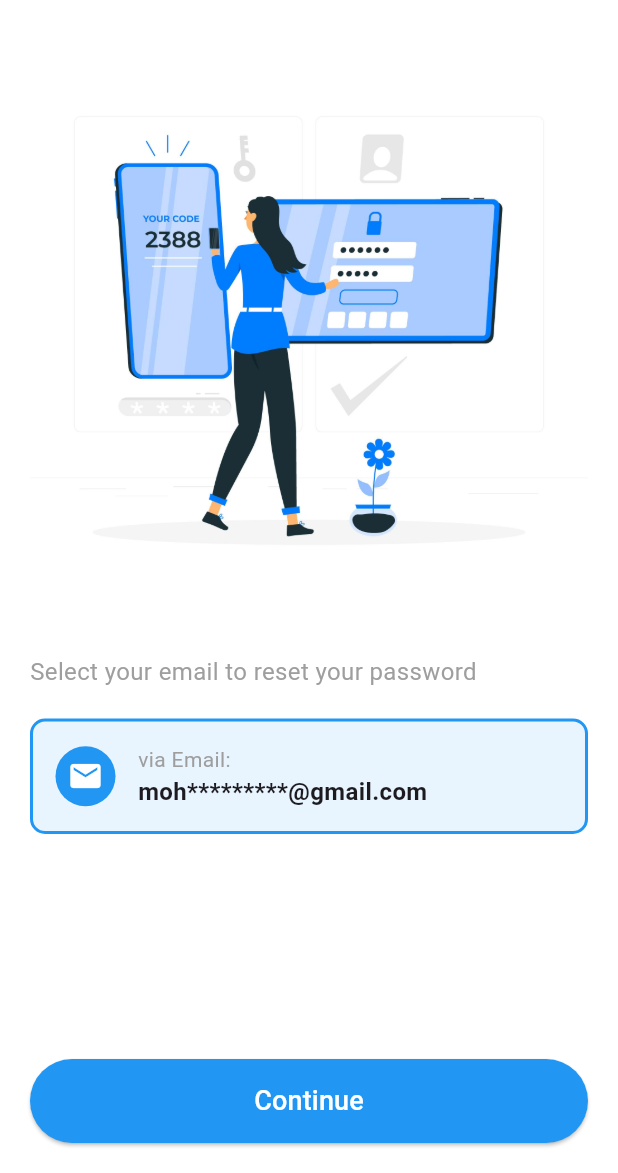
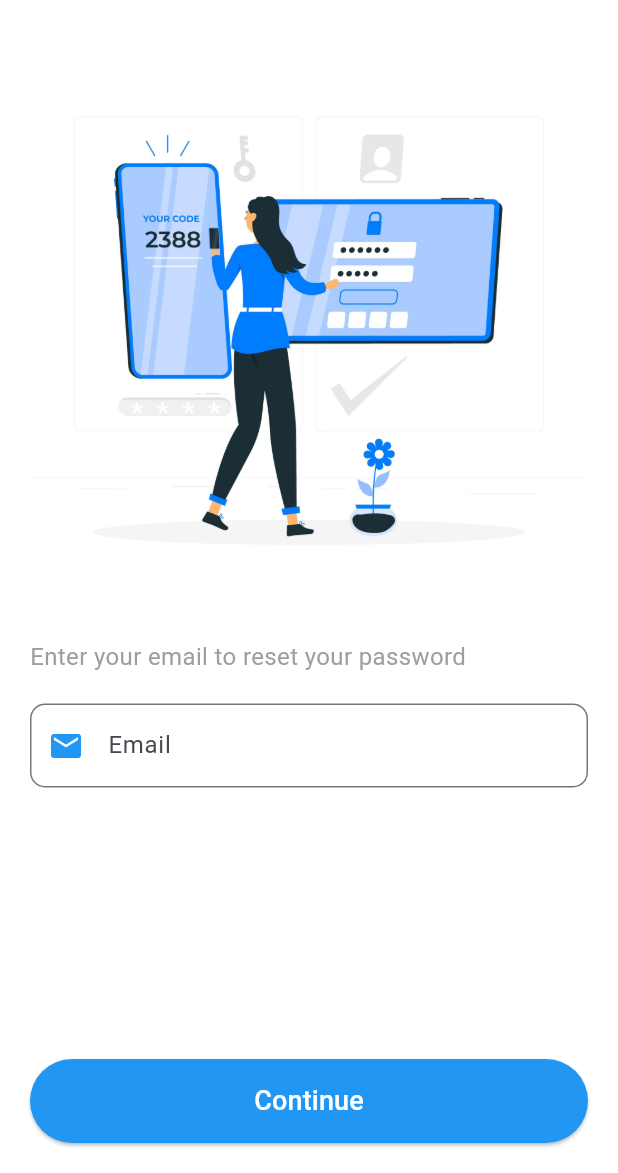
Before and after one commit to SaraMo29/TechTonic, a Flutter app: the ForgotPasswordScreen screen opened directly, on a phone screen of 412 x 824 dp, the part 63-1236 px from its top. Run offline on Flutter 3.47's test engine with Material 3 defaults, Android fonts, the phone set to English and light mode, and no system bars; our stand-ins replace carousel_slider, get, introduction_screen, pinput, shared_preferences; accounts and stored records are empty.

Commit message:
forget password done

```diff
--- a/lib/components/const_passTextFormField.dart
+++ b/lib/components/const_passTextFormField.dart
@@ -12,6 +12,7 @@ class CustomPassTextfield extends StatefulWidget {
 class _CustomPassTextfieldState extends State<CustomPassTextfield> {
   bool _isObscure = true;
   bool _isFocused = false;
+  String? label;
 
   @override
   Widget build(BuildContext context) {
@@ -28,7 +29,7 @@ class _CustomPassTextfieldState extends State<CustomPassTextfield> {
         });
       },
       decoration: InputDecoration(
-        labelText: 'Password',
+        labelText: this.label ?? 'Password',
         prefixIcon: Icon(
           Icons.lock,
           color: Colors.blue,
--- a/lib/screens/forgot_password_screen.dart
+++ b/lib/screens/forgot_password_screen.dart
@@ -1,23 +1,23 @@
+// screens/forgot_password_screen.dart
 import 'package:flutter/material.dart';
-import 'package:graduation_project/screens/otp_verification_screen.dart';
+import 'package:get/get.dart';
+import 'package:graduation_project/components/custom_textFormField.dart';
+import 'package:graduation_project/controllers/login_controller.dart';
 
 class ForgotPasswordScreen extends StatelessWidget {
-  const ForgotPasswordScreen({super.key});
+  ForgotPasswordScreen({super.key});
+  final LoginController loginController = Get.put(LoginController());
+
   @override
   Widget build(BuildContext context) {
     return Scaffold(
       appBar: AppBar(
-        title: const Text(
-          "Forgot Password",
-          style: TextStyle(fontSize: 22, fontWeight: FontWeight.bold),
-        ),
+        title: const Text("Forgot Password", style: TextStyle(fontSize: 22, fontWeight: FontWeight.bold)),
         backgroundColor: Colors.white,
         elevation: 0,
         leading: IconButton(
           icon: const Icon(Icons.arrow_back, color: Colors.black),
-          onPressed: () {
-            Navigator.pop(context);
-          },
+          onPressed: () => Navigator.pop(context),
         ),
       ),
       backgroundColor: Colors.white,
@@ -26,74 +26,31 @@ class ForgotPasswordScreen extends StatelessWidget {
         child: Column(
           crossAxisAlignment: CrossAxisAlignment.start,
           children: [
-            Center(
-              child: Image.asset(
-                'assets/images/forgot_password.jpg',
-              ),
+            Center(child: Image.asset('assets/images/forgot_password.jpg')),
+            const SizedBox(height: 20),
+            const Text("Enter your email to reset your password", style: TextStyle(fontSize: 16, color: Colors.grey)),
+            const SizedBox(height: 20),
+            CustomTextFormField(
+              textEditingController: loginController.emailController,
+              'email adress',
+              lable: 'Email',
+              icon: Icons.email,
             ),
-            const SizedBox(height: 20),
-
-            const SizedBox(height: 10),
-
-            const Text(
-              "Select your email to reset your password",
-              style: TextStyle(fontSize: 16, color: Colors.grey),
-            ),
-            const SizedBox(height: 20),
-
-            Container(
-              padding: const EdgeInsets.all(15),
-              decoration: BoxDecoration(
-                color: Colors.blue.withOpacity(0.1),
-                borderRadius: BorderRadius.circular(10),
-                border: Border.all(
-                  color: Colors.blue,
-                  width: 2,
-                ),
-              ),
-              child: const Row(
-                children: [
-                  CircleAvatar(
-                    backgroundColor: Colors.blue,
-                    child: Icon(Icons.email, color: Colors.white),
-                  ),
-                  SizedBox(width: 15),
-                  Column(
-                    crossAxisAlignment: CrossAxisAlignment.start,
-                    children: [
-                      Text("via Email:", style: TextStyle(color: Colors.grey)),
-                      Text("moh*********@gmail.com",
-                          style: TextStyle(
-                              fontSize: 16, fontWeight: FontWeight.bold)),
-                    ],
-                  ),
-                ],
-              ),
-            ),
-
             const Spacer(),
-            SizedBox(
+            Obx(() => SizedBox(
               width: double.infinity,
               child: ElevatedButton(
                 style: ElevatedButton.styleFrom(
                   backgroundColor: Colors.blue,
                   padding: const EdgeInsets.symmetric(vertical: 15),
-                  shape: RoundedRectangleBorder(
-                    borderRadius: BorderRadius.circular(30),
-                  ),
+                  shape: RoundedRectangleBorder(borderRadius: BorderRadius.circular(30)),
                 ),
-                onPressed: () {
-                  Navigator.push(
-                              context,
-                              MaterialPageRoute(
-                                builder: (context) => OtpVerificationScreen(),
-                              ),
-                            );
-                },
-                child: const Text("Continue",
-                    style: TextStyle(fontSize: 18, color: Colors.white)),
+                onPressed: loginController.isLoading.value ? null : loginController.sendOtp,
+                child: loginController.isLoading.value
+                    ? const CircularProgressIndicator(color: Colors.white)
+                    : const Text("Continue", style: TextStyle(fontSize: 18, color: Colors.white)),
               ),
-            ),
+            )),
           ],
         ),
       ),
--- a/lib/screens/loginScreen.dart
+++ b/lib/screens/loginScreen.dart
@@ -1,12 +1,12 @@
 import 'package:flutter/material.dart';
 import 'package:get/get.dart';
 import 'package:graduation_project/components/const_passTextFormField.dart';
-import 'package:graduation_project/components/custom_button.dart';
+
 import 'package:graduation_project/components/custom_textFormField.dart';
 import 'package:graduation_project/controllers/login_controller.dart';
 import 'package:graduation_project/screens/create_account_screen.dart';
 import 'package:graduation_project/screens/forgot_password_screen.dart';
-import 'package:graduation_project/screens/home_screen.dart';
+
 
 class Loginscreen extends StatefulWidget {
   const Loginscreen({super.key});
```
Also changed, not shown: lib/controllers/login_controller.dart (+154 -33 lines), lib/main.dart (+15 -1 lines), lib/screens/create_new_password_screen.dart (+49 -101 lines), lib/screens/otp_verification_screen.dart (+28 -58 lines), lib/services/api_service.dart (added, +41 -0 lines), 4 other files.
